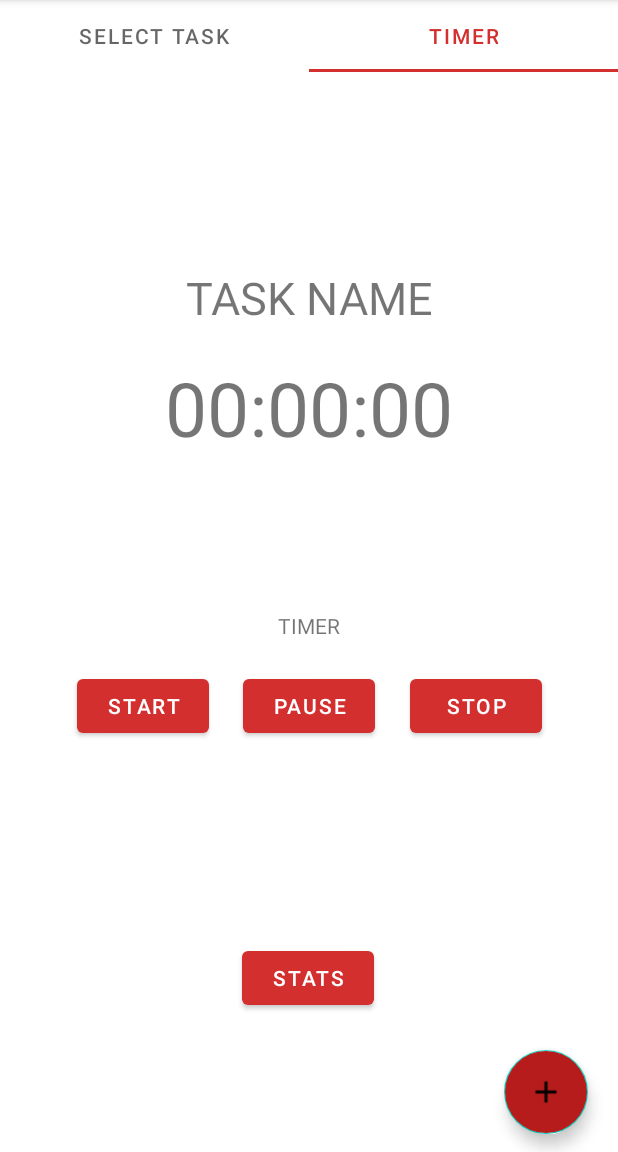
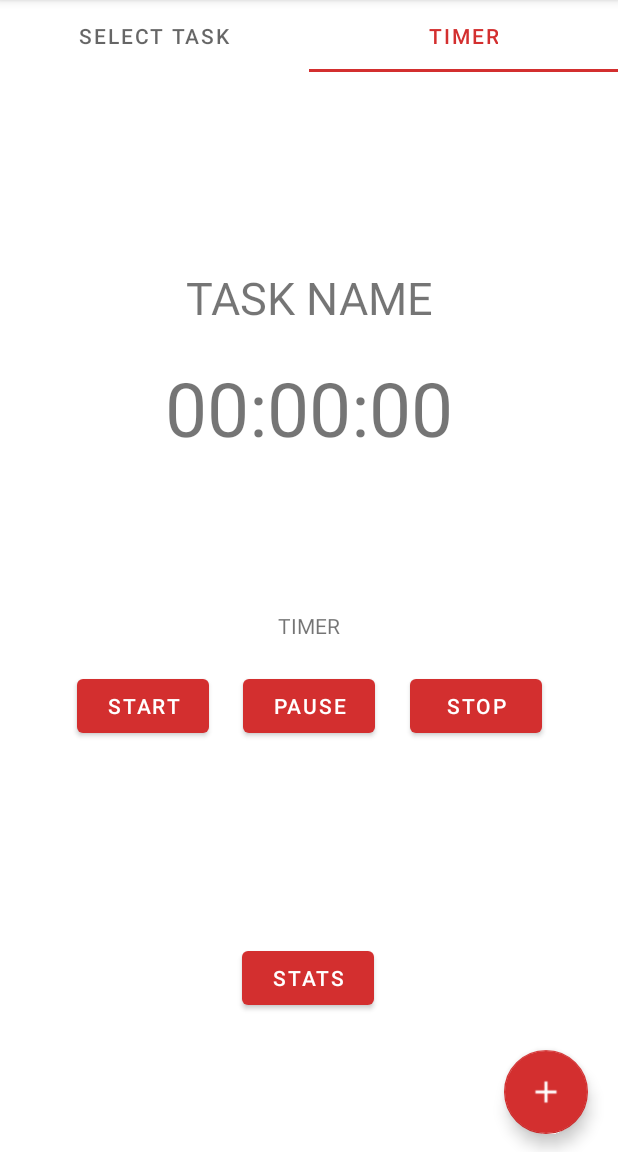
Before and after one commit to SounakMondal10/10kHours, an Android app: the screen it shows after launch (MainActivity), tab 2 chosen, on a phone screen of 412 x 824 dp, the part 84-1236 px from its top. Run offline under Robolectric (Android 15) with nearby library versions, the phone set to English and light mode, and no system bars; our stand-ins replace EventBus.

```diff
--- a/app/src/main/java/com/sounakmondal/a10khours/MainActivity.java
+++ b/app/src/main/java/com/sounakmondal/a10khours/MainActivity.java
@@ -129,6 +129,7 @@ public class MainActivity extends AppCompatActivity {
                             @Override
                             public void onClick(DialogInterface dialog, int which) {
                                 data1 = taskSelectorAdapter.newData();
+                                taskSelectorAdapter.notifyItemInserted(which-1);
                                 saveArrayList(data1,key);
                                 //taskSelectorAdapter.notifyItemInserted(which);
                                 //new TaskSelectorAdapter(TaskSelectorAdapter.getData()).notifyItemInserted(which);
--- a/app/src/main/res/layout/activity_main.xml
+++ b/app/src/main/res/layout/activity_main.xml
@@ -39,7 +39,8 @@
         android:layout_marginRight="20dp"
         android:layout_marginBottom="60dp"
         android:src="@drawable/baseline_add_white_18dp"
-        android:backgroundTint="@color/colorPrimaryDark"
+        app:tint = "#fff"
+        app:backgroundTint="@color/colorPrimary"
         app:layout_constraintBottom_toBottomOf="@id/main_viewPager"
         app:layout_constraintRight_toRightOf="@id/main_viewPager" />
 </androidx.constraintlayout.widget.ConstraintLayout>
```
